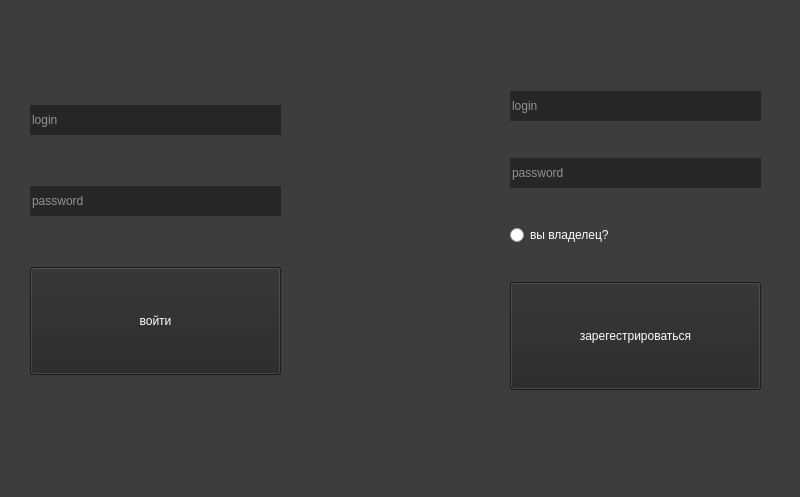
Before: the Qt Designer form JimRootShopProj/mainwindow.ui in masterkusok/JimRootShop, drawn with Qt 5.
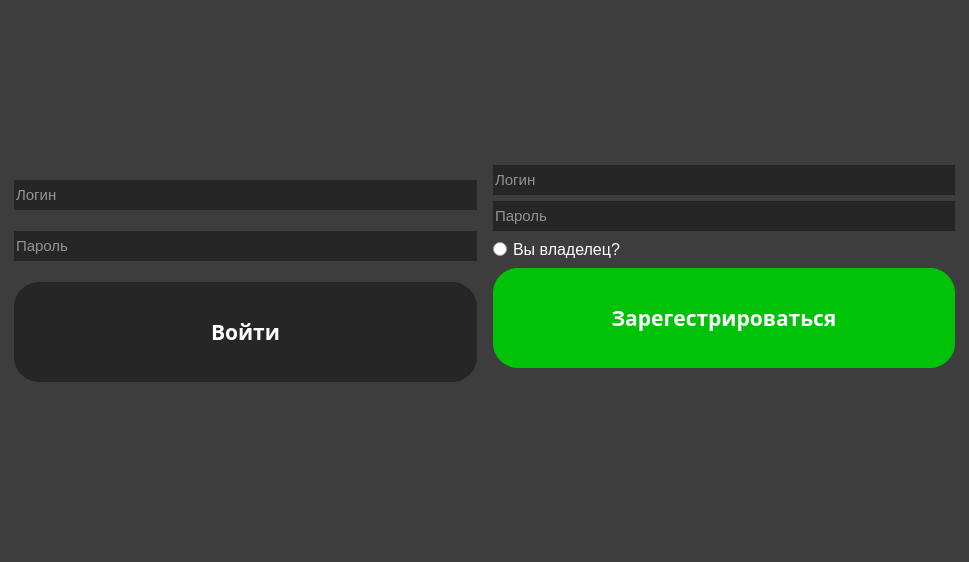
After: the same form once the commit is applied.

Commit message: Пробую дизайны

```diff
--- a/JimRootShopProj/mainwindow.ui
+++ b/JimRootShopProj/mainwindow.ui
@@ -6,8 +6,8 @@
    <rect>
     <x>0</x>
     <y>0</y>
-    <width>800</width>
-    <height>497</height>
+    <width>969</width>
+    <height>562</height>
    </rect>
   </property>
   <property name="windowTitle">
@@ -19,18 +19,25 @@
 }</string>
   </property>
   <widget class="QWidget" name="centralwidget">
-   <widget class="QWidget" name="verticalLayoutWidget">
-    <property name="geometry">
-     <rect>
-      <x>30</x>
-      <y>60</y>
-      <width>251</width>
-      <height>361</height>
-     </rect>
-    </property>
+   <layout class="QGridLayout" name="gridLayout">
+    <item row="0" column="0">
     <layout class="QVBoxLayout" name="loginLayout">
+      <property name="leftMargin">
+       <number>5</number>
+      </property>
+      <property name="rightMargin">
+       <number>5</number>
+      </property>
+      <property name="bottomMargin">
+       <number>0</number>
+      </property>
      <item>
       <widget class="QLineEdit" name="loginLogin">
+        <property name="font">
+         <font>
+          <pointsize>11</pointsize>
+         </font>
+        </property>
        <property name="styleSheet">
         <string notr="true">QLineEdit{
 	width:30%;
@@ -41,12 +48,17 @@
 }</string>
        </property>
        <property name="placeholderText">
-        <string>login</string>
+         <string>Логин</string>
        </property>
       </widget>
      </item>
      <item>
       <widget class="QLineEdit" name="loginPassword">
+        <property name="font">
+         <font>
+          <pointsize>11</pointsize>
+         </font>
+        </property>
        <property name="styleSheet">
         <string notr="true">QLineEdit{
 	width:30%;
@@ -57,16 +69,28 @@
 }</string>
        </property>
        <property name="placeholderText">
-        <string>password</string>
+         <string>Пароль</string>
        </property>
       </widget>
      </item>
      <item>
       <widget class="QPushButton" name="loginConfirm">
+        <property name="font">
+         <font>
+          <family>Segoe UI Black</family>
+          <pointsize>16</pointsize>
+          <weight>75</weight>
+          <bold>true</bold>
+         </font>
+        </property>
+        <property name="cursor">
+         <cursorShape>PointingHandCursor</cursorShape>
+        </property>
        <property name="styleSheet">
         <string notr="true">QPushButton{
 	color : white;
 	background-color: #262626;
+	border-radius: 25px;
 	height : 100%;
 	width:100%;
 }
@@ -81,7 +105,7 @@
 }</string>
        </property>
        <property name="text">
-        <string>войти</string>
+         <string>Войти</string>
        </property>
        <property name="flat">
         <bool>false</bool>
@@ -89,19 +113,28 @@
       </widget>
      </item>
     </layout>
-   </widget>
-   <widget class="QWidget" name="verticalLayoutWidget_2">
-    <property name="geometry">
-     <rect>
-      <x>510</x>
-      <y>60</y>
-      <width>251</width>
-      <height>361</height>
-     </rect>
-    </property>
-    <layout class="QVBoxLayout" name="registerLayout">
+    </item>
+    <item row="0" column="1">
+     <layout class="QVBoxLayout" name="registerLayout" stretch="0,0,0,0">
+      <property name="spacing">
+       <number>6</number>
+      </property>
+      <property name="leftMargin">
+       <number>5</number>
+      </property>
+      <property name="rightMargin">
+       <number>5</number>
+      </property>
+      <property name="bottomMargin">
+       <number>29</number>
+      </property>
      <item>
       <widget class="QLineEdit" name="regLogin">
+        <property name="font">
+         <font>
+          <pointsize>11</pointsize>
+         </font>
+        </property>
        <property name="styleSheet">
         <string notr="true">QLineEdit{
 	width:30%;
@@ -112,12 +145,17 @@
 }</string>
        </property>
        <property name="placeholderText">
-        <string>login</string>
+         <string>Логин</string>
        </property>
       </widget>
      </item>
      <item>
       <widget class="QLineEdit" name="regPassword">
+        <property name="font">
+         <font>
+          <pointsize>11</pointsize>
+         </font>
+        </property>
        <property name="styleSheet">
         <string notr="true">QLineEdit{
 	width:30%;
@@ -128,28 +166,58 @@
 }</string>
        </property>
        <property name="placeholderText">
-        <string>password</string>
+         <string>Пароль</string>
        </property>
       </widget>
      </item>
      <item>
       <widget class="QRadioButton" name="ifMaster">
+        <property name="font">
+         <font>
+          <pointsize>12</pointsize>
+         </font>
+        </property>
        <property name="styleSheet">
         <string notr="true">QRadioButton{
 	color:white;
 }</string>
        </property>
        <property name="text">
-        <string>вы владелец?</string>
+         <string>Вы владелец?</string>
        </property>
       </widget>
      </item>
      <item>
       <widget class="QPushButton" name="regConfirm">
+        <property name="sizePolicy">
+         <sizepolicy hsizetype="Minimum" vsizetype="Fixed">
+          <horstretch>0</horstretch>
+          <verstretch>0</verstretch>
+         </sizepolicy>
+        </property>
+        <property name="font">
+         <font>
+          <family>Segoe UI Black</family>
+          <pointsize>16</pointsize>
+          <weight>75</weight>
+          <bold>true</bold>
+          <strikeout>false</strikeout>
+         </font>
+        </property>
+        <property name="cursor">
+         <cursorShape>PointingHandCursor</cursorShape>
+        </property>
+        <property name="mouseTracking">
+         <bool>false</bool>
+        </property>
+        <property name="autoFillBackground">
+         <bool>false</bool>
+        </property>
        <property name="styleSheet">
         <string notr="true">QPushButton{
 	color : white;
-	background-color: #262626;
+	background-color: #00C209;
+	border-radius: 25px;
 	height : 100%;
 	width:100%;
 }
@@ -161,12 +229,13 @@
 }</string>
        </property>
        <property name="text">
-        <string>зарегестрироваться</string>
+         <string>Зарегестрироваться</string>
        </property>
       </widget>
      </item>
     </layout>
-   </widget>
+    </item>
+   </layout>
   </widget>
  </widget>
  <resources/>
```
Left out of the diff: 2 changed lines with no effect on the pictures. Lines whose indentation alone changed are shown as unchanged.
